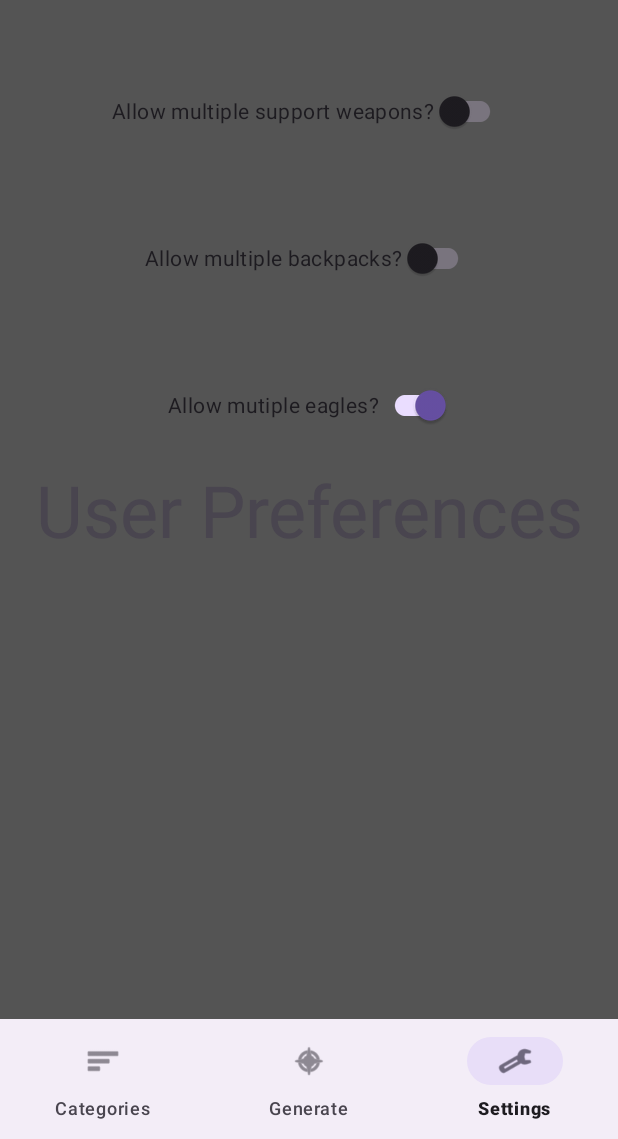
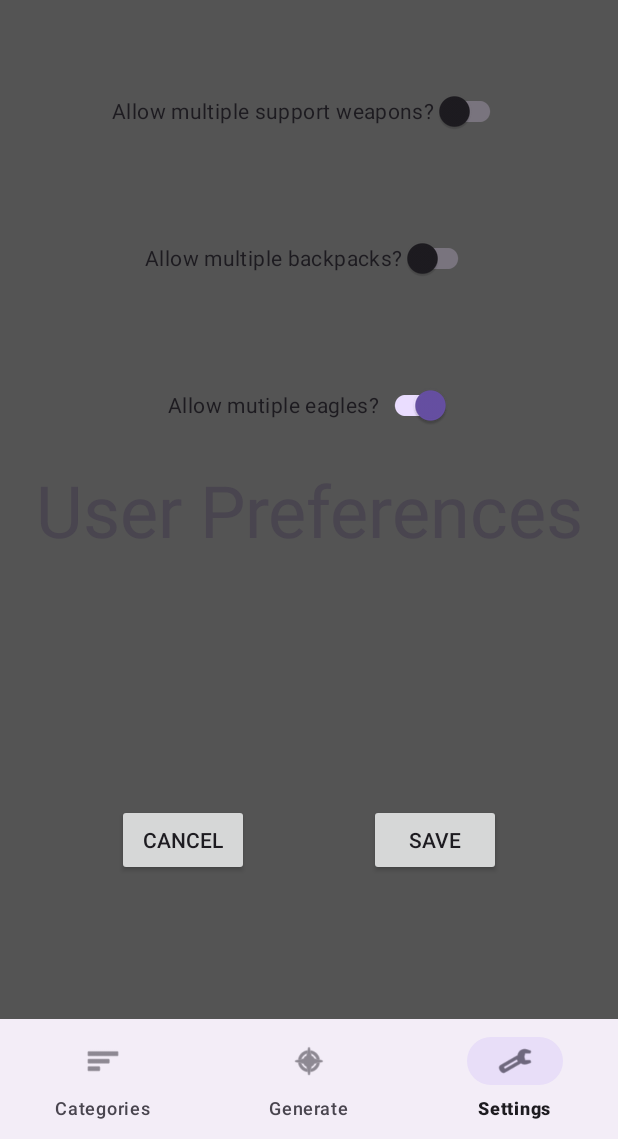
Before and after one commit to Semicarlin/Stratagem-Picker, an Android app: the screen it shows after launch (MainActivity), item 3 of the bottom bar chosen, on a phone screen of 412 x 824 dp, the part 97-1236 px from its top. Run offline under Robolectric (Android 15) with nearby library versions, the phone set to English and light mode, and no system bars.

Commit message:
The work resumes...

```diff
--- a/code/app/src/main/java/com/example/stratagempicker/Activities/MainActivity.java
+++ b/code/app/src/main/java/com/example/stratagempicker/Activities/MainActivity.java
@@ -12,7 +12,6 @@ import com.example.stratagempicker.Fragments.CategoryListFragment;
 import com.example.stratagempicker.Fragments.GenerateLoadoutFragment;
 import com.example.stratagempicker.Fragments.UserPreferencesFragment;
 import com.example.stratagempicker.Model.Database;
-import com.example.stratagempicker.Model.User;
 import com.example.stratagempicker.R;
 import com.google.android.material.bottomnavigation.BottomNavigationView;
 import com.google.android.material.navigation.NavigationBarView;
@@ -25,7 +24,6 @@ public class MainActivity extends AppCompatActivity {
 
     // Database attributes
     String dbName = "database.db";
-    public static User user;
     public static Database database;
 
     // Navbar attributes
@@ -44,9 +42,6 @@ public class MainActivity extends AppCompatActivity {
     protected void onCreate(Bundle savedInstanceState) {
         super.onCreate(savedInstanceState);
         setContentView(R.layout.activity_main);
-
-        // Create user object
-        user = new User();
 
         // Create database instance
         database = new Database(getBaseContext(), dbName);
--- a/code/app/src/main/java/com/example/stratagempicker/Fragments/UserPreferencesFragment.java
+++ b/code/app/src/main/java/com/example/stratagempicker/Fragments/UserPreferencesFragment.java
@@ -4,6 +4,7 @@ import android.os.Bundle;
 import android.view.LayoutInflater;
 import android.view.View;
 import android.view.ViewGroup;
+import android.widget.Button;
 
 import androidx.annotation.NonNull;
 import androidx.annotation.Nullable;
@@ -19,6 +20,8 @@ public class UserPreferencesFragment extends Fragment {
     private SwitchCompat allowMultipleWeaponsSwitch;
     private SwitchCompat allowMultipleBackpacksSwitch;
     private SwitchCompat allowMultipleEaglesSwitch;
+    private Button cancelButton;
+    private Button saveButton;
 
     // Constructor
     public UserPreferencesFragment() {}
@@ -39,8 +42,31 @@ public class UserPreferencesFragment extends Fragment {
         allowMultipleEaglesSwitch = view.findViewById(R.id.multiple_eagles_switch);
 
         // Set switches to match user object
-        allowMultipleWeaponsSwitch.setChecked(MainActivity.user.isAllowMultipleWeapons());
-        allowMultipleBackpacksSwitch.setChecked(MainActivity.user.isAllowMultipleBackpacks());
-        allowMultipleEaglesSwitch.setChecked(MainActivity.user.isAllowMultipleEagles());
+        setSwitches();
+
+        // Find buttons
+        cancelButton = view.findViewById(R.id.cancel_button);
+        saveButton = view.findViewById(R.id.save_button);
+
+        // Set behaviour of buttons
+        cancelButton.setOnClickListener(new View.OnClickListener() {
+            @Override
+            public void onClick(View view) {
+                setSwitches();
+            }
+        });
+        saveButton.setOnClickListener(new View.OnClickListener() {
+            @Override
+            public void onClick(View view) {
+
+            }
+        });
+
+    }
+
+    private void setSwitches() {
+        allowMultipleWeaponsSwitch.setChecked(MainActivity.database.user.isAllowMultipleWeapons());
+        allowMultipleBackpacksSwitch.setChecked(MainActivity.database.user.isAllowMultipleBackpacks());
+        allowMultipleEaglesSwitch.setChecked(MainActivity.database.user.isAllowMultipleEagles());
     }
 }
--- a/code/app/src/main/java/com/example/stratagempicker/Model/Database.java
+++ b/code/app/src/main/java/com/example/stratagempicker/Model/Database.java
@@ -7,8 +7,6 @@ import android.database.Cursor;
 import android.database.sqlite.SQLiteDatabase;
 import android.database.sqlite.SQLiteOpenHelper;
 import android.util.Log;
-
-import com.example.stratagempicker.Activities.MainActivity;
 
 import java.io.File;
 import java.io.FileOutputStream;
@@ -32,12 +30,16 @@ public class Database extends SQLiteOpenHelper {
     private List<Stratagem> allStratagems = new ArrayList<>();
     private final Random randomGenerator = new Random();
     private SQLiteDatabase sqLiteDatabase;
+    public User user;
 
     // Constructor
     public Database(Context context, String dbName) {
         super(context, dbName, null, 1);
         this.dbName = dbName;
         this.appDataPath = context.getApplicationInfo().dataDir;
+
+        // Create new user object
+        user = new User();
 
         // Ensure database folder exists
         File dbPath = new File(appDataPath + "/databases/");
@@ -55,7 +57,12 @@ public class Database extends SQLiteOpenHelper {
         getDatabaseContents();
     }
 
-    // Functions
+    // Public functions
+    public void updateUser() {
+
+    }
+
+    // Private functions
     private void getDatabaseContents() {
 
         // Get stratagems
@@ -107,7 +114,7 @@ public class Database extends SQLiteOpenHelper {
             boolean allowMultipleEagles = cursor.getInt(3) == 1;
 
             // Update user object
-            MainActivity.user.updateUser(allowMultipleWeapons, allowMultipleBackpacks, allowMultipleEagles);
+            user.updateAttributes(allowMultipleWeapons, allowMultipleBackpacks, allowMultipleEagles);
         }
 
         // Otherwise, throw error because table was not created correctly
@@ -134,9 +141,9 @@ public class Database extends SQLiteOpenHelper {
 
         // Write user table to default construction
         String writeUserRow = "INSERT INTO " + userPreferencesTableName + " VALUES (0, "
-                + (MainActivity.user.isAllowMultipleWeaponsInt()) +", "
-                + (MainActivity.user.isAllowMultipleBackpacksInt()) + ", "
-                + (MainActivity.user.isAllowMultipleEaglesInt()) + ");";
+                + (user.isAllowMultipleWeaponsInt()) +", "
+                + (user.isAllowMultipleBackpacksInt()) + ", "
+                + (user.isAllowMultipleEaglesInt()) + ");";
         sqLiteDatabase.execSQL(writeUserRow);
     }
 
--- a/code/app/src/main/java/com/example/stratagempicker/Model/User.java
+++ b/code/app/src/main/java/com/example/stratagempicker/Model/User.java
@@ -19,7 +19,7 @@ public class User {
     }
 
     // Functions
-    public void updateUser(boolean allowMultipleWeapons, boolean allowMultipleBackpacks, boolean allowMultipleEagles) {
+    public void updateAttributes(boolean allowMultipleWeapons, boolean allowMultipleBackpacks, boolean allowMultipleEagles) {
         this.allowMultipleWeapons = allowMultipleWeapons;
         this.allowMultipleBackpacks = allowMultipleBackpacks;
         this.allowMultipleEagles = allowMultipleEagles;
--- a/code/app/src/main/res/layout/fragment_user_preferences.xml
+++ b/code/app/src/main/res/layout/fragment_user_preferences.xml
@@ -45,4 +45,30 @@
         app:layout_constraintEnd_toEndOf="parent"
         app:layout_constraintStart_toStartOf="parent"
         app:layout_constraintTop_toBottomOf="@+id/multiple_backpacks_switch" />
+
+    <LinearLayout
+        android:layout_width="wrap_content"
+        android:layout_height="wrap_content"
+        android:orientation="horizontal"
+        app:layout_constraintBottom_toBottomOf="parent"
+        app:layout_constraintEnd_toEndOf="parent"
+        app:layout_constraintStart_toStartOf="parent"
+        app:layout_constraintTop_toTopOf="parent"
+        app:layout_constraintVertical_bias="0.90">
+
+        <androidx.appcompat.widget.AppCompatButton
+            android:id="@+id/cancel_button"
+            android:layout_width="wrap_content"
+            android:layout_height="wrap_content"
+            android:layout_margin="40sp"
+            android:text="Cancel" />
+
+        <androidx.appcompat.widget.AppCompatButton
+            android:id="@+id/save_button"
+            android:layout_width="wrap_content"
+            android:layout_height="wrap_content"
+            android:layout_margin="40sp"
+            android:text="Save" />
+    </LinearLayout>
+
 </androidx.constraintlayout.widget.ConstraintLayout>
```
